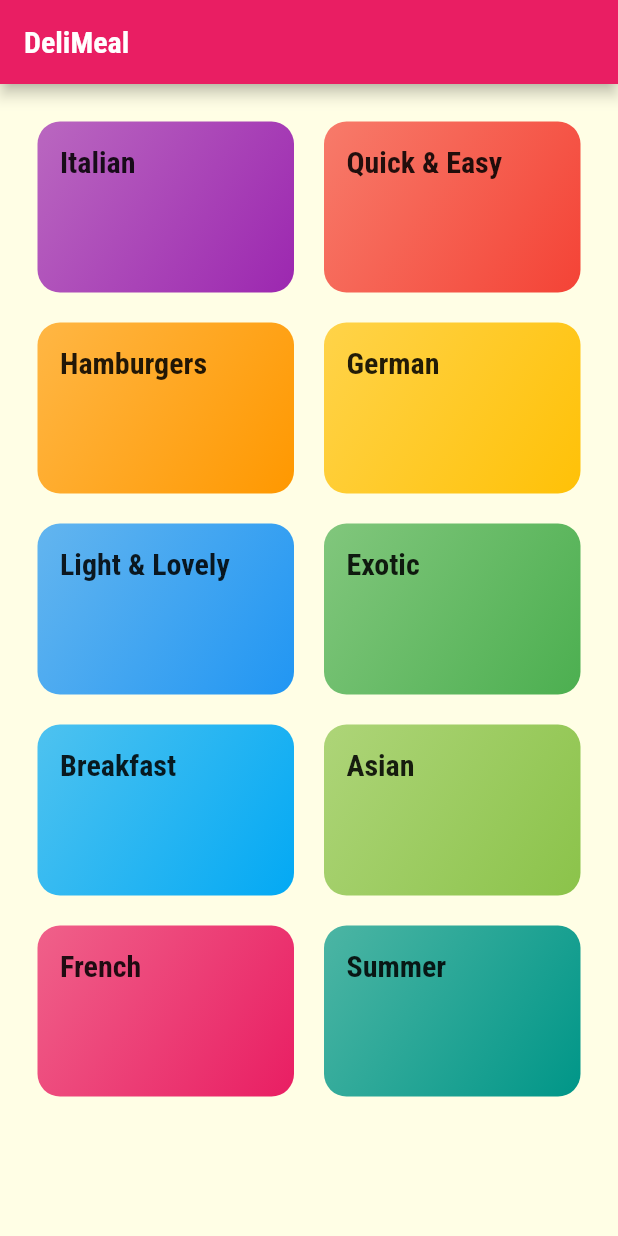
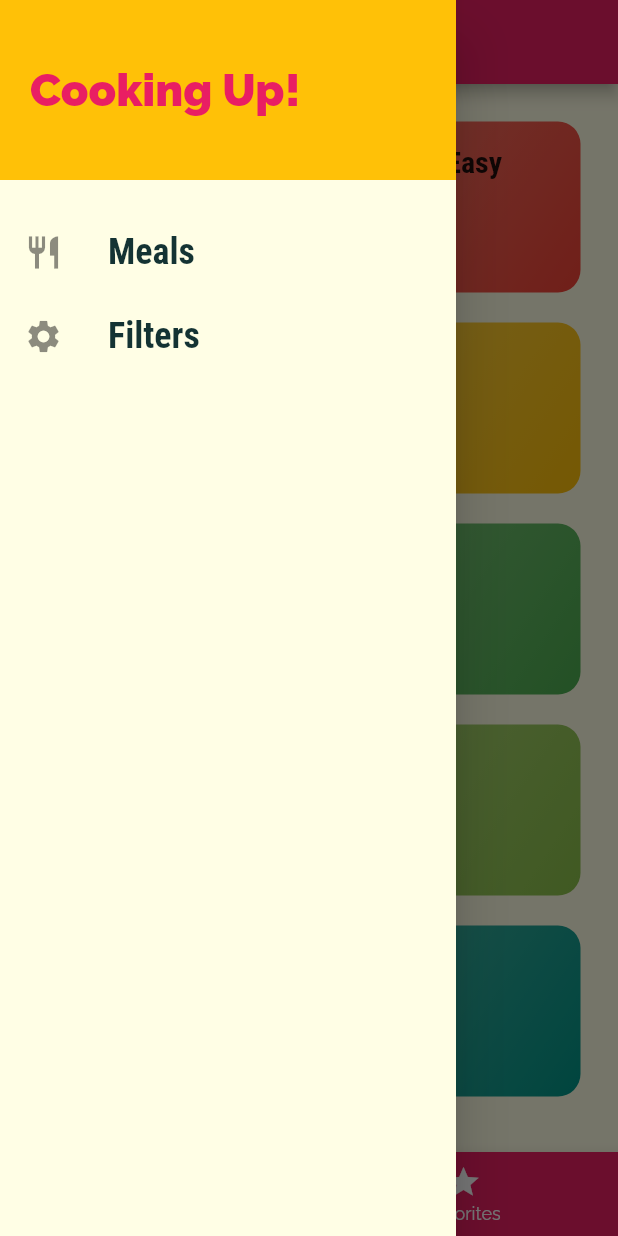
Before and after one commit to Dok2499k/meals_app, a Flutter app: the screen it shows after launch, with the side drawer open (before the commit the screen has no drawer), on a phone screen of 412 x 824 dp. Run offline on Flutter 3.47's test engine with Material 2 defaults, Android fonts, the phone set to English and light mode, and no system bars.

Commit message:
"final version"

```diff
--- a/lib/main.dart
+++ b/lib/main.dart
@@ -1,11 +1,71 @@
 import 'package:flutter/material.dart';
-import 'package:meals_app/screens/categories_screen.dart';
+import 'package:meals_app/dummy_data.dart';
+import 'package:meals_app/models/meal.dart';
+import 'package:meals_app/screens/filters_screen.dart';
+import 'package:meals_app/screens/tabs_screen.dart';
 import 'package:meals_app/screens/category_meals_screen.dart';
+import 'package:meals_app/screens/meal_detail_screen.dart';
 
 void main() => runApp(const MyApp());
 
-class MyApp extends StatelessWidget {
+class MyApp extends StatefulWidget {
   const MyApp({super.key});
+
+  @override
+  State<MyApp> createState() => _MyAppState();
+}
+
+class _MyAppState extends State<MyApp> {
+  Map<String, bool> _filters = {
+    'gluten': false,
+    'lactose': false,
+    'vegan': false,
+    'vegetarian': false,
+  };
+
+  List<Meal> _availableMeals = dummyMeals;
+  List<Meal> _favoriteMeals = [];
+
+  void _setFilters(Map<String, bool> filterData) {
+    setState(() {
+      _filters = filterData;
+      _availableMeals = dummyMeals.where((meal) {
+        if (_filters['gluten'] == true && !meal.isGlutenFree) {
+          return false;
+        }
+        if (_filters['lactose'] == true && !meal.isLactoseFree) {
+          return false;
+        }
+        if (_filters['vegan'] == true && !meal.isVegan) {
+          return false;
+        }
+        if (_filters['vegetarian'] == true && !meal.isVegetarian) {
+          return false;
+        }
+        return true;
+      }).toList();
+    });
+  }
+
+  void _toggleFavorite(String mealId) {
+    final existingIndex =
+        _favoriteMeals.indexWhere((meal) => meal.id == mealId);
+    if (existingIndex >= 0) {
+      setState(() {
+        _favoriteMeals.removeAt(existingIndex);
+      });
+    } else {
+      setState(() {
+        _favoriteMeals.add(
+          dummyMeals.firstWhere((meal) => meal.id == mealId),
+        );
+      });
+    }
+  }
+
+  bool _isMealFavorite(String id) {
+    return _favoriteMeals.any((meal) => meal.id == id);
+  }
 
   @override
   Widget build(BuildContext context) {
@@ -30,10 +90,19 @@ class MyApp extends StatelessWidget {
               ),
             ),
       ),
-      home: const CategoriesScreen(),
+      home: TabsScreen(_favoriteMeals),
       routes: {
-        CategoryMealsScreen.routeName: (ctx) => const CategoryMealsScreen(),
+        CategoryMealsScreen.routeName: (ctx) =>
+            CategoryMealsScreen(_availableMeals),
+        MealDetailScreen.routeName: (ctx) => MealDetailScreen(_toggleFavorite,_isMealFavorite),
+        FiltersScreen.routeName: (ctx) => FiltersScreen(_setFilters),
       },
+      // onGenerateRoute: (settings) {
+      //   return MaterialPageRoute(builder: (ctx) => const CategoriesScreen());
+      // },
+      // onUnknownRoute: (settings) {
+      //   when we have page doesn't exists for example
+      // },
     );
   }
 }
--- a/lib/models/meal.dart
+++ b/lib/models/meal.dart
@@ -1,3 +1,5 @@
+// ignore_for_file: constant_identifier_names
+
 enum Complexity {
   Simple,
   Challenging,
--- a/lib/screens/categories_screen.dart
+++ b/lib/screens/categories_screen.dart
@@ -9,11 +9,7 @@ class CategoriesScreen extends StatelessWidget {
   Widget build(BuildContext context) {
     final mediaQuery = MediaQuery.of(context);
 
-    return Scaffold(
-      appBar: AppBar(
-        title: const Text('DeliMeal'),
-      ),
-      body: GridView(
+    return GridView(
       padding: const EdgeInsets.all(25),
       gridDelegate: SliverGridDelegateWithMaxCrossAxisExtent(
         maxCrossAxisExtent: mediaQuery.size.width / 2,
@@ -30,7 +26,6 @@ class CategoriesScreen extends StatelessWidget {
             ),
           )
           .toList(),
-      ),
     );
   }
 }
--- /dev/null
+++ b/lib/screens/tabs_screen.dart
@@ -0,0 +1,77 @@
+import 'package:flutter/material.dart';
+import 'package:meals_app/screens/categories_screen.dart';
+import 'package:meals_app/screens/favorites_screen.dart';
+import 'package:meals_app/widgets/main_drawe.dart';
+import 'package:meals_app/models/meal.dart';
+
+class TabsScreen extends StatefulWidget {
+  final List<Meal> favoriteMeals;
+
+  const TabsScreen(this.favoriteMeals, {super.key});
+
+  @override
+  State<TabsScreen> createState() => _TabsScreenState();
+}
+
+class _TabsScreenState extends State<TabsScreen> {
+  late List<Map<String, Object>> _pages;
+  int _selectedPageIndex = 0;
+
+  @override
+  void initState() {
+    _pages = [
+      {
+        'page': const CategoriesScreen(),
+        'title': 'Categories',
+      },
+      {
+        'page': FavoritesScreen(widget.favoriteMeals),
+        'title': 'Your Favorite',
+      },
+    ];
+    super.initState();
+  }
+
+  void _selectPage(int index) {
+    setState(() {
+      _selectedPageIndex = index;
+    });
+  }
+
+  @override
+  Widget build(BuildContext context) {
+    return Scaffold(
+      appBar: AppBar(
+        title: Text(
+          _pages[_selectedPageIndex]['title'] as String,
+        ),
+      ),
+      drawer: const MainDrawer(),
+      bottomNavigationBar: BottomNavigationBar(
+        onTap: _selectPage,
+        backgroundColor: Theme.of(context).primaryColor,
+        unselectedItemColor: Colors.white,
+        selectedItemColor: Theme.of(context).accentColor,
+        currentIndex: _selectedPageIndex,
+        // type: BottomNavigationBarType.shifting,
+        items: [
+          BottomNavigationBarItem(
+            backgroundColor: Theme.of(context).primaryColor,
+            icon: const Icon(
+              Icons.category,
+            ),
+            label: 'Categories',
+          ),
+          BottomNavigationBarItem(
+            backgroundColor: Theme.of(context).primaryColor,
+            icon: const Icon(
+              Icons.star,
+            ),
+            label: 'Favorites',
+          ),
+        ],
+      ),
+      body: _pages[_selectedPageIndex]['page'] as Widget?,
+    );
+  }
+}
--- /dev/null
+++ b/lib/widgets/main_drawe.dart
@@ -0,0 +1,66 @@
+import 'package:flutter/material.dart';
+import 'package:meals_app/screens/filters_screen.dart';
+
+class MainDrawer extends StatelessWidget {
+  Widget buildListTile(String title, IconData icon, VoidCallback tapHandler) {
+    return ListTile(
+      leading: Icon(
+        icon,
+        size: 26,
+      ),
+      title: Text(
+        title,
+        style: const TextStyle(
+          fontFamily: 'RobotoCondensed',
+          fontSize: 24,
+          fontWeight: FontWeight.bold,
+        ),
+      ),
+      onTap: tapHandler,
+    );
+  }
+
+  const MainDrawer({super.key});
+
+  @override
+  Widget build(BuildContext context) {
+    return Drawer(
+      child: Column(
+        children: [
+          Container(
+            height: 120,
+            width: double.infinity,
+            padding: const EdgeInsets.all(20),
+            alignment: Alignment.centerLeft,
+            color: Theme.of(context).accentColor,
+            child: Text(
+              'Cooking Up!',
+              style: TextStyle(
+                fontWeight: FontWeight.w900,
+                fontSize: 30,
+                color: Theme.of(context).primaryColor,
+              ),
+            ),
+          ),
+          const SizedBox(
+            height: 20,
+          ),
+          buildListTile(
+            'Meals',
+            Icons.restaurant,
+            () {
+              Navigator.of(context).pushReplacementNamed('/');
+            }
+          ),
+          buildListTile(
+            'Filters',
+            Icons.settings,
+            () {
+              Navigator.of(context).pushReplacementNamed(FiltersScreen.routeName);
+            }
+          ),
+        ],
+      ),
+    );
+  }
+}
```
Also changed, not shown: lib/screens/category_meals_screen.dart (+41 -16 lines), lib/screens/favorites_screen.dart (added, +34 -0 lines), lib/screens/filters_screen.dart (added, +111 -0 lines), lib/screens/meal_detail_screen.dart (added, +119 -0 lines), lib/widgets/meal_item.dart (+111 -2 lines). Lines whose indentation alone changed are shown as unchanged.
